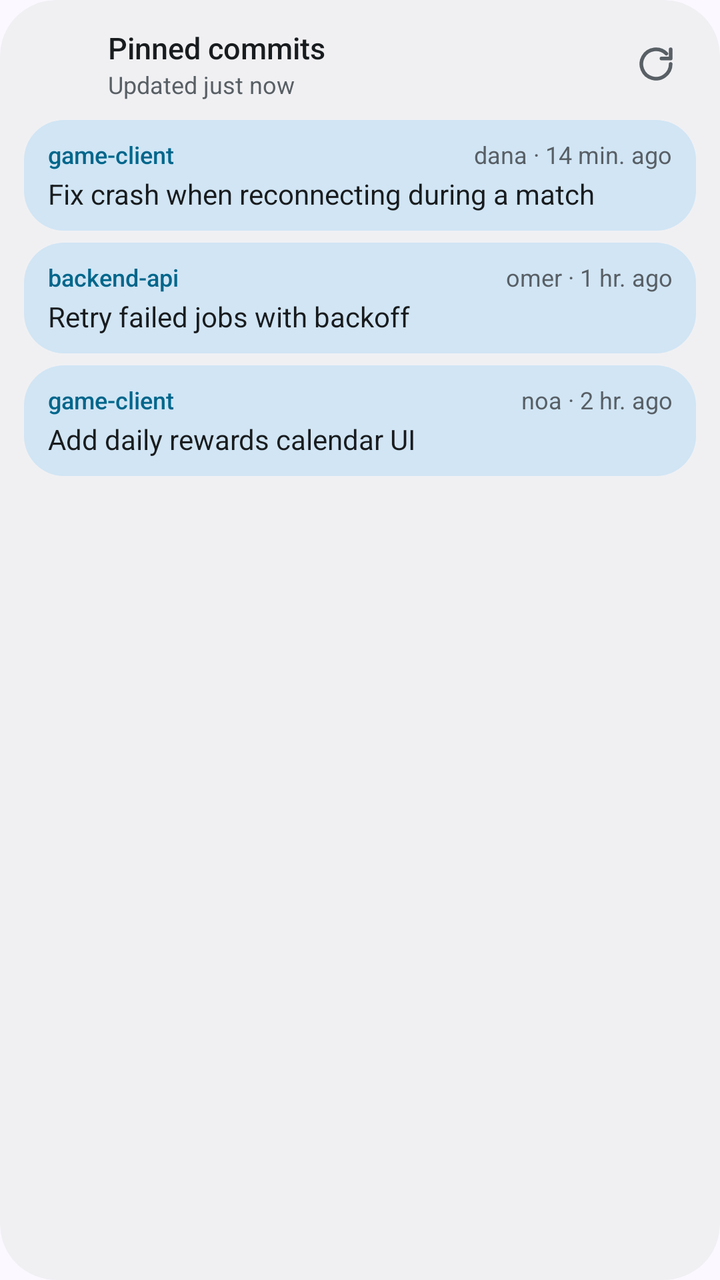
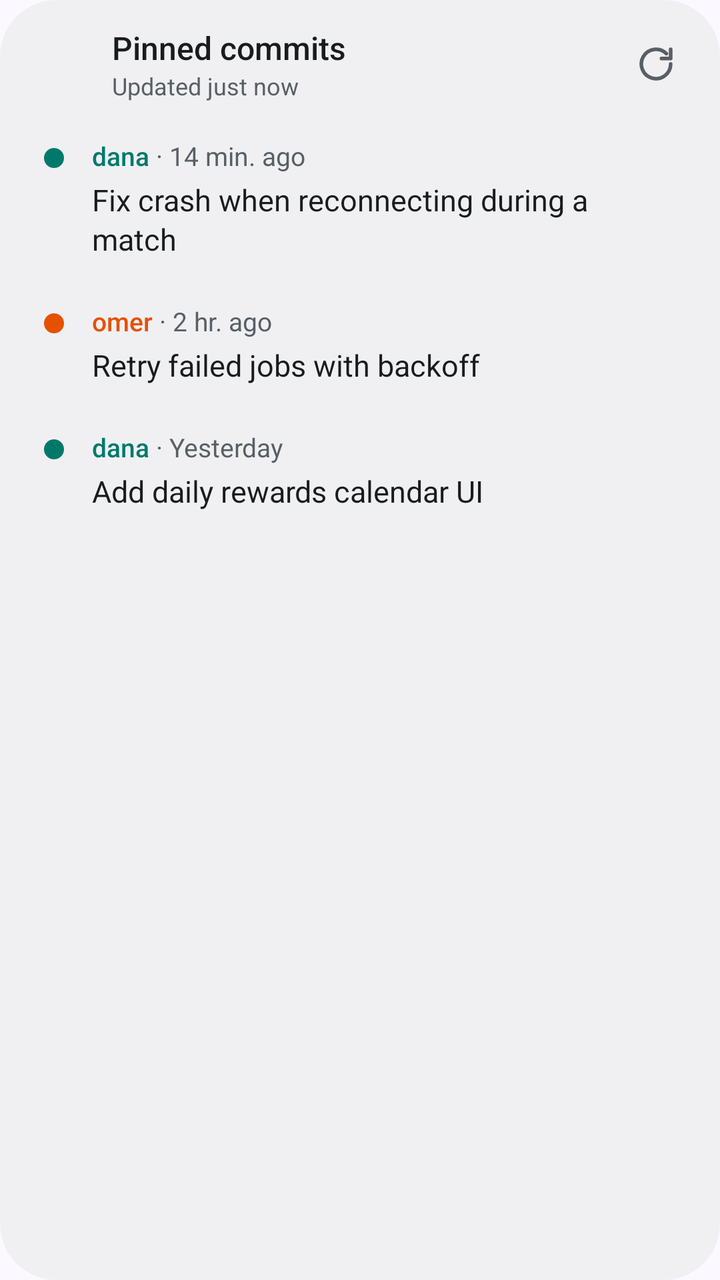

Before-and-after screenshots of an Android layout around one commit, followed by the original layout XML and the change that was made.
<!-- AndroidManifest.xml: application theme AppTheme -->
<!-- res/layout/widget_preview.xml -->
<?xml version="1.0" encoding="utf-8"?>
<LinearLayout xmlns:android="http://schemas.android.com/apk/res/android"
    android:id="@android:id/background"
    android:layout_width="match_parent"
    android:layout_height="match_parent"
    android:background="@drawable/widget_bg"
    android:clipToOutline="true"
    android:orientation="vertical"
    android:padding="12dp">

    <LinearLayout
        
        android:layout_width="match_parent"
        android:layout_height="wrap_content"
        android:gravity="center_vertical"
        android:minHeight="40dp"
        android:orientation="horizontal"
        android:paddingStart="6dp">

        <ImageView
            android:layout_width="26dp"
            android:layout_height="26dp"
            android:layout_marginEnd="10dp"
            android:importantForAccessibility="no"
            android:src="@mipmap/ic_launcher" />

        <LinearLayout
            android:layout_width="0dp"
            android:layout_height="wrap_content"
            android:layout_weight="1"
            android:orientation="vertical">

            <TextView
                android:layout_width="wrap_content"
                android:layout_height="wrap_content"
                android:fontFamily="sans-serif-medium"
                android:text="@string/widget_title"
                android:textColor="@color/widget_text"
                android:textSize="15sp" />

            <TextView
                android:text="Updated just now"
                android:layout_width="wrap_content"
                android:layout_height="wrap_content"
                android:ellipsize="end"
                android:maxLines="1"
                android:textColor="@color/widget_text_muted"
                android:textSize="12sp" />
        </LinearLayout>

        <ImageButton
            
            android:layout_width="40dp"
            android:layout_height="40dp"
            android:background="?android:attr/selectableItemBackgroundBorderless"
            android:contentDescription="@string/refresh"
            android:src="@drawable/ic_refresh" />
    </LinearLayout>

    <FrameLayout
        android:layout_width="match_parent"
        android:layout_height="0dp"
        android:layout_marginTop="8dp"
        android:layout_weight="1">

        <LinearLayout android:layout_width="match_parent" android:layout_height="wrap_content" android:orientation="vertical">
<LinearLayout
    android:layout_width="match_parent"
    android:layout_height="wrap_content"
    android:layout_marginBottom="6dp"
    android:background="@drawable/widget_row_bg"
    android:orientation="vertical"
    android:paddingHorizontal="12dp"
    android:paddingVertical="9dp">

    <LinearLayout
        android:layout_width="match_parent"
        android:layout_height="wrap_content"
        android:orientation="horizontal">

        <TextView
            android:text="game-client"
            android:layout_width="wrap_content"
            android:layout_height="wrap_content"
            android:layout_marginEnd="8dp"
            android:ellipsize="end"
            android:fontFamily="sans-serif-medium"
            android:maxLines="1"
            android:textColor="@color/widget_accent"
            android:textSize="12sp" />

        <TextView
            android:text="dana · 14 min. ago"
            android:layout_width="0dp"
            android:layout_height="wrap_content"
            android:layout_weight="1"
            android:ellipsize="end"
            android:gravity="end"
            android:maxLines="1"
            android:textColor="@color/widget_text_muted"
            android:textSize="12sp" />
    </LinearLayout>

    <TextView
        android:text="Fix crash when reconnecting during a match"
        android:layout_width="match_parent"
        android:layout_height="wrap_content"
        android:layout_marginTop="2dp"
        android:ellipsize="end"
        android:maxLines="2"
        android:textColor="@color/widget_text"
        android:textSize="14sp" />
</LinearLayout>

<LinearLayout
    android:layout_width="match_parent"
    android:layout_height="wrap_content"
    android:layout_marginBottom="6dp"
    android:background="@drawable/widget_row_bg"
    android:orientation="vertical"
    android:paddingHorizontal="12dp"
    android:paddingVertical="9dp">

    <LinearLayout
        android:layout_width="match_parent"
        android:layout_height="wrap_content"
        android:orientation="horizontal">

        <TextView
            android:text="backend-api"
            android:layout_width="wrap_content"
            android:layout_height="wrap_content"
            android:layout_marginEnd="8dp"
            android:ellipsize="end"
            android:fontFamily="sans-serif-medium"
            android:maxLines="1"
            android:textColor="@color/widget_accent"
            android:textSize="12sp" />

        <TextView
            android:text="omer · 1 hr. ago"
            android:layout_width="0dp"
            android:layout_height="wrap_content"
            android:layout_weight="1"
            android:ellipsize="end"
            android:gravity="end"
            android:maxLines="1"
            android:textColor="@color/widget_text_muted"
            android:textSize="12sp" />
    </LinearLayout>

    <TextView
        android:text="Retry failed jobs with backoff"
        android:layout_width="match_parent"
        android:layout_height="wrap_content"
        android:layout_marginTop="2dp"
        android:ellipsize="end"
        android:maxLines="2"
        android:textColor="@color/widget_text"
        android:textSize="14sp" />
</LinearLayout>

<LinearLayout
    android:layout_width="match_parent"
    android:layout_height="wrap_content"
    android:layout_marginBottom="6dp"
    android:background="@drawable/widget_row_bg"
    android:orientation="vertical"
    android:paddingHorizontal="12dp"
    android:paddingVertical="9dp">

    <LinearLayout
        android:layout_width="match_parent"
        android:layout_height="wrap_content"
        android:orientation="horizontal">

        <TextView
            android:text="game-client"
            android:layout_width="wrap_content"
            android:layout_height="wrap_content"
            android:layout_marginEnd="8dp"
            android:ellipsize="end"
            android:fontFamily="sans-serif-medium"
            android:maxLines="1"
            android:textColor="@color/widget_accent"
            android:textSize="12sp" />

        <TextView
            android:text="noa · 2 hr. ago"
            android:layout_width="0dp"
            android:layout_height="wrap_content"
            android:layout_weight="1"
            android:ellipsize="end"
            android:gravity="end"
            android:maxLines="1"
            android:textColor="@color/widget_text_muted"
            android:textSize="12sp" />
    </LinearLayout>

    <TextView
        android:text="Add daily rewards calendar UI"
        android:layout_width="match_parent"
        android:layout_height="wrap_content"
        android:layout_marginTop="2dp"
        android:ellipsize="end"
        android:maxLines="2"
        android:textColor="@color/widget_text"
        android:textSize="14sp" />
</LinearLayout>

        </LinearLayout>
    </FrameLayout>
</LinearLayout>
<!-- resources referenced by this layout -->
<resources>
  <color name="widget_accent">@android:color/system_accent1_600</color>
  <color name="widget_text">@android:color/system_neutral1_900</color>
  <color name="widget_text_muted">@android:color/system_neutral2_600</color>
  <!-- drawable ic_refresh (drawable) -->
  <vector xmlns:android="http://schemas.android.com/apk/res/android"
      android:width="22dp" android:height="22dp" android:viewportWidth="24" android:viewportHeight="24">
      <path android:pathData="M20,12a8,8 0,1 1,-2.34 -5.66M20,4v5h-5"
          android:strokeColor="@color/widget_text_muted" android:strokeWidth="2"
          android:strokeLineCap="round" android:strokeLineJoin="round" />
  </vector>
  <!-- drawable widget_bg (drawable) -->
  <?xml version="1.0" encoding="utf-8"?>
  <shape xmlns:android="http://schemas.android.com/apk/res/android">
      <solid android:color="@color/widget_bg" />
      <corners android:radius="@android:dimen/system_app_widget_background_radius" />
  </shape>
  <!-- drawable widget_row_bg (drawable) -->
  <?xml version="1.0" encoding="utf-8"?>
  <ripple xmlns:android="http://schemas.android.com/apk/res/android" android:color="?android:attr/colorControlHighlight">
      <item>
          <shape>
              <solid android:color="@color/widget_row_bg" />
              <corners android:radius="@android:dimen/system_app_widget_inner_radius" />
          </shape>
      </item>
  </ripple>
  <!-- mipmap ic_launcher (mipmap-anydpi-v26) -->
  <?xml version="1.0" encoding="utf-8"?>
  <adaptive-icon xmlns:android="http://schemas.android.com/apk/res/android">
      <background android:drawable="@drawable/ic_launcher_background" />
      <foreground android:drawable="@drawable/ic_launcher_foreground" />
      <monochrome android:drawable="@drawable/ic_launcher_monochrome" />
  </adaptive-icon>
  <string name="refresh">Refresh</string>
  <string name="widget_title">Pinned commits</string>
  <style name="AppTheme" parent="android:Theme.Material.Light.NoActionBar">
          <item name="android:windowBackground">@color/app_bg</item>
      </style>
  <color name="widget_bg">@android:color/system_neutral1_50</color>
  <color name="widget_row_bg">@android:color/system_accent2_100</color>
  <!-- drawable ic_launcher_background (drawable) -->
  <shape xmlns:android="http://schemas.android.com/apk/res/android">
      <gradient android:angle="315" android:startColor="@color/icon_bg_start" android:endColor="@color/icon_bg_end" />
  </shape>
  <!-- drawable ic_launcher_monochrome (drawable) -->
  <vector xmlns:android="http://schemas.android.com/apk/res/android"
      android:width="108dp" android:height="108dp" android:viewportWidth="108" android:viewportHeight="108">
      <group android:scaleX="0.16" android:scaleY="0.16" android:translateX="13.04" android:translateY="13.04">
          <path android:pathData="M196,96v320" android:strokeColor="#ffffff" android:strokeWidth="30" android:strokeLineCap="round" />
          <path android:pathData="M196,300c0,-70 120,-60 120,-130" android:strokeColor="#ffffff" android:strokeWidth="30" android:strokeLineCap="round" />
          <path android:pathData="M144,140a52,52 0,1 0,104 0a52,52 0,1 0,-104 0z" android:fillColor="#ffffff" />
          <path android:pathData="M144,372a52,52 0,1 0,104 0a52,52 0,1 0,-104 0z" android:fillColor="#ffffff" />
          <path android:pathData="M278,160a38,38 0,1 0,76 0a38,38 0,1 0,-76 0z" android:fillColor="#ffffff" />
      </group>
  </vector>
  <color name="app_bg">#fbf8ff</color>
  <color name="icon_bg_start">#7b6cff</color>
  <color name="icon_bg_end">#4338ca</color>
  <!-- unchanged entries left out for length: 1 -->
</resources>

<!-- the commit's change to res/layout/widget_preview.xml (unified diff, before → after) -->
@@ -6,7 +6,9 @@
     android:background="@drawable/widget_bg"
     android:clipToOutline="true"
     android:orientation="vertical"
-    android:padding="12dp">
+    android:paddingHorizontal="12dp"
+    android:paddingTop="12dp"
+    android:paddingBottom="6dp">
 
     <LinearLayout
         
@@ -15,7 +17,8 @@
         android:gravity="center_vertical"
         android:minHeight="40dp"
         android:orientation="horizontal"
-        android:paddingStart="6dp">
+        android:paddingStart="8dp"
+        android:paddingBottom="6dp">
 
         <ImageView
             android:layout_width="26dp"
@@ -31,12 +34,15 @@
             android:orientation="vertical">
 
             <TextView
-                android:layout_width="wrap_content"
-                android:layout_height="wrap_content"
+                
+                android:layout_width="wrap_content"
+                android:layout_height="wrap_content"
+                android:ellipsize="end"
+                android:maxLines="1"
                 android:fontFamily="sans-serif-medium"
                 android:text="@string/widget_title"
                 android:textColor="@color/widget_text"
-                android:textSize="15sp" />
+                android:textSize="16sp" />
 
             <TextView
                 android:text="Updated just now"
@@ -60,152 +66,226 @@
     <FrameLayout
         android:layout_width="match_parent"
         android:layout_height="0dp"
-        android:layout_marginTop="8dp"
         android:layout_weight="1">
 
         <LinearLayout android:layout_width="match_parent" android:layout_height="wrap_content" android:orientation="vertical">
 <LinearLayout
     android:layout_width="match_parent"
     android:layout_height="wrap_content"
-    android:layout_marginBottom="6dp"
     android:background="@drawable/widget_row_bg"
-    android:orientation="vertical"
-    android:paddingHorizontal="12dp"
-    android:paddingVertical="9dp">
-
-    <LinearLayout
-        android:layout_width="match_parent"
-        android:layout_height="wrap_content"
-        android:orientation="horizontal">
+    android:orientation="horizontal"
+    android:paddingHorizontal="10dp"
+    android:paddingVertical="11dp">
+
+    <ImageView
+        android:tint="#00796B"
+        android:layout_width="10dp"
+        android:layout_height="10dp"
+        android:layout_marginTop="5dp"
+        android:layout_marginEnd="14dp"
+        android:importantForAccessibility="no"
+        android:src="@drawable/author_dot" />
+
+    <LinearLayout
+        android:layout_width="0dp"
+        android:layout_height="wrap_content"
+        android:layout_weight="1"
+        android:orientation="vertical">
+
+        <LinearLayout
+            android:layout_width="match_parent"
+            android:layout_height="wrap_content"
+            android:baselineAligned="true"
+            android:orientation="horizontal">
+
+            <TextView
+                android:text="dana"
+                android:textColor="#00796B"
+                android:layout_width="wrap_content"
+                android:layout_height="wrap_content"
+                android:ellipsize="end"
+                android:fontFamily="sans-serif-medium"
+                android:maxLines="1"
+                android:textSize="13sp" />
+
+            <TextView
+                android:text=" · 14 min. ago"
+                android:layout_width="wrap_content"
+                android:layout_height="wrap_content"
+                android:maxLines="1"
+                android:textColor="@color/widget_text_muted"
+                android:textSize="13sp" />
+
+            <TextView
+                android:text=""
+                android:layout_width="0dp"
+                android:layout_height="wrap_content"
+                android:layout_marginStart="10dp"
+                android:layout_weight="1"
+                android:ellipsize="end"
+                android:gravity="end"
+                android:maxLines="1"
+                android:textColor="@color/widget_text_muted"
+                android:textSize="12sp" />
+        </LinearLayout>
 
         <TextView
-            android:text="game-client"
-            android:layout_width="wrap_content"
-            android:layout_height="wrap_content"
-            android:layout_marginEnd="8dp"
+            android:text="Fix crash when reconnecting during a match"
+            android:layout_width="match_parent"
+            android:layout_height="wrap_content"
+            android:layout_marginTop="3dp"
             android:ellipsize="end"
-            android:fontFamily="sans-serif-medium"
-            android:maxLines="1"
-            android:textColor="@color/widget_accent"
-            android:textSize="12sp" />
+            android:lineSpacingExtra="2dp"
+            android:maxLines="2"
+            android:textColor="@color/widget_text"
+            android:textSize="15sp" />
+    </LinearLayout>
+</LinearLayout>
+
+<LinearLayout
+    android:layout_width="match_parent"
+    android:layout_height="wrap_content"
+    android:background="@drawable/widget_row_bg"
+    android:orientation="horizontal"
+    android:paddingHorizontal="10dp"
+    android:paddingVertical="11dp">
+
+    <ImageView
+        android:tint="#E65100"
+        android:layout_width="10dp"
+        android:layout_height="10dp"
+        android:layout_marginTop="5dp"
+        android:layout_marginEnd="14dp"
+        android:importantForAccessibility="no"
+        android:src="@drawable/author_dot" />
+
+    <LinearLayout
+        android:layout_width="0dp"
+        android:layout_height="wrap_content"
+        android:layout_weight="1"
+        android:orientation="vertical">
+
+        <LinearLayout
+            android:layout_width="match_parent"
+            android:layout_height="wrap_content"
+            android:baselineAligned="true"
+            android:orientation="horizontal">
+
+            <TextView
+                android:text="omer"
+                android:textColor="#E65100"
+                android:layout_width="wrap_content"
+                android:layout_height="wrap_content"
+                android:ellipsize="end"
+                android:fontFamily="sans-serif-medium"
+                android:maxLines="1"
+                android:textSize="13sp" />
+
+            <TextView
+                android:text=" · 2 hr. ago"
+                android:layout_width="wrap_content"
+                android:layout_height="wrap_content"
+                android:maxLines="1"
+                android:textColor="@color/widget_text_muted"
+                android:textSize="13sp" />
+
+            <TextView
+                android:text=""
+                android:layout_width="0dp"
+                android:layout_height="wrap_content"
+                android:layout_marginStart="10dp"
+                android:layout_weight="1"
+                android:ellipsize="end"
+                android:gravity="end"
+                android:maxLines="1"
+                android:textColor="@color/widget_text_muted"
+                android:textSize="12sp" />
+        </LinearLayout>
 
         <TextView
-            android:text="dana · 14 min. ago"
-            android:layout_width="0dp"
-            android:layout_height="wrap_content"
-            android:layout_weight="1"
+            android:text="Retry failed jobs with backoff"
+            android:layout_width="match_parent"
+            android:layout_height="wrap_content"
+            android:layout_marginTop="3dp"
             android:ellipsize="end"
-            android:gravity="end"
-            android:maxLines="1"
-            android:textColor="@color/widget_text_muted"
-            android:textSize="12sp" />
-    </LinearLayout>
-
-    <TextView
-        android:text="Fix crash when reconnecting during a match"
-        android:layout_width="match_parent"
-        android:layout_height="wrap_content"
-        android:layout_marginTop="2dp"
-        android:ellipsize="end"
-        android:maxLines="2"
-        android:textColor="@color/widget_text"
-        android:textSize="14sp" />
+            android:lineSpacingExtra="2dp"
+            android:maxLines="2"
+            android:textColor="@color/widget_text"
+            android:textSize="15sp" />
+    </LinearLayout>
 </LinearLayout>
 
 <LinearLayout
     android:layout_width="match_parent"
     android:layout_height="wrap_content"
-    android:layout_marginBottom="6dp"
     android:background="@drawable/widget_row_bg"
-    android:orientation="vertical"
-    android:paddingHorizontal="12dp"
-    android:paddingVertical="9dp">
-
-    <LinearLayout
-        android:layout_width="match_parent"
-        android:layout_height="wrap_content"
-        android:orientation="horizontal">
+    android:orientation="horizontal"
+    android:paddingHorizontal="10dp"
+    android:paddingVertical="11dp">
+
+    <ImageView
+        android:tint="#00796B"
+        android:layout_width="10dp"
+        android:layout_height="10dp"
+        android:layout_marginTop="5dp"
+        android:layout_marginEnd="14dp"
+        android:importantForAccessibility="no"
+        android:src="@drawable/author_dot" />
+
+    <LinearLayout
+        android:layout_width="0dp"
+        android:layout_height="wrap_content"
+        android:layout_weight="1"
+        android:orientation="vertical">
+
+        <LinearLayout
+            android:layout_width="match_parent"
+            android:layout_height="wrap_content"
+            android:baselineAligned="true"
+            android:orientation="horizontal">
+
+            <TextView
+                android:text="dana"
+                android:textColor="#00796B"
+                android:layout_width="wrap_content"
+                android:layout_height="wrap_content"
+                android:ellipsize="end"
+                android:fontFamily="sans-serif-medium"
+                android:maxLines="1"
+                android:textSize="13sp" />
+
+            <TextView
+                android:text=" · Yesterday"
+                android:layout_width="wrap_content"
+                android:layout_height="wrap_content"
+                android:maxLines="1"
+                android:textColor="@color/widget_text_muted"
+                android:textSize="13sp" />
+
+            <TextView
+                android:text=""
+                android:layout_width="0dp"
+                android:layout_height="wrap_content"
+                android:layout_marginStart="10dp"
+                android:layout_weight="1"
+                android:ellipsize="end"
+                android:gravity="end"
+                android:maxLines="1"
+                android:textColor="@color/widget_text_muted"
+                android:textSize="12sp" />
+        </LinearLayout>
 
         <TextView
-            android:text="backend-api"
-            android:layout_width="wrap_content"
-            android:layout_height="wrap_content"
-            android:layout_marginEnd="8dp"
+            android:text="Add daily rewards calendar UI"
+            android:layout_width="match_parent"
+            android:layout_height="wrap_content"
+            android:layout_marginTop="3dp"
             android:ellipsize="end"
-            android:fontFamily="sans-serif-medium"
-            android:maxLines="1"
-            android:textColor="@color/widget_accent"
-            android:textSize="12sp" />
-
-        <TextView
-            android:text="omer · 1 hr. ago"
-            android:layout_width="0dp"
-            android:layout_height="wrap_content"
-            android:layout_weight="1"
-            android:ellipsize="end"
-            android:gravity="end"
-            android:maxLines="1"
-            android:textColor="@color/widget_text_muted"
-            android:textSize="12sp" />
-    </LinearLayout>
-
-    <TextView
-        android:text="Retry failed jobs with backoff"
-        android:layout_width="match_parent"
-        android:layout_height="wrap_content"
-        android:layout_marginTop="2dp"
-        android:ellipsize="end"
-        android:maxLines="2"
-        android:textColor="@color/widget_text"
-        android:textSize="14sp" />
-</LinearLayout>
-
-<LinearLayout
-    android:layout_width="match_parent"
-    android:layout_height="wrap_content"
-    android:layout_marginBottom="6dp"
-    android:background="@drawable/widget_row_bg"
-    android:orientation="vertical"
-    android:paddingHorizontal="12dp"
-    android:paddingVertical="9dp">
-
-    <LinearLayout
-        android:layout_width="match_parent"
-        android:layout_height="wrap_content"
-        android:orientation="horizontal">
-
-        <TextView
-            android:text="game-client"
-            android:layout_width="wrap_content"
-            android:layout_height="wrap_content"
-            android:layout_marginEnd="8dp"
-            android:ellipsize="end"
-            android:fontFamily="sans-serif-medium"
-            android:maxLines="1"
-            android:textColor="@color/widget_accent"
-            android:textSize="12sp" />
-
-        <TextView
-            android:text="noa · 2 hr. ago"
-            android:layout_width="0dp"
-            android:layout_height="wrap_content"
-            android:layout_weight="1"
-            android:ellipsize="end"
-            android:gravity="end"
-            android:maxLines="1"
-            android:textColor="@color/widget_text_muted"
-            android:textSize="12sp" />
-    </LinearLayout>
-
-    <TextView
-        android:text="Add daily rewards calendar UI"
-        android:layout_width="match_parent"
-        android:layout_height="wrap_content"
-        android:layout_marginTop="2dp"
-        android:ellipsize="end"
-        android:maxLines="2"
-        android:textColor="@color/widget_text"
-        android:textSize="14sp" />
+            android:lineSpacingExtra="2dp"
+            android:maxLines="2"
+            android:textColor="@color/widget_text"
+            android:textSize="15sp" />
+    </LinearLayout>
 </LinearLayout>
 
         </LinearLayout>
<!-- resource entries referenced after the edit -->
@@ -1,8 +1,13 @@
 <!-- resources referenced by this layout -->
 <resources>
-  <color name="widget_accent">@android:color/system_accent1_600</color>
   <color name="widget_text">@android:color/system_neutral1_900</color>
   <color name="widget_text_muted">@android:color/system_neutral2_600</color>
+  <!-- drawable author_dot (drawable) -->
+  <?xml version="1.0" encoding="utf-8"?>
+  <shape xmlns:android="http://schemas.android.com/apk/res/android" android:shape="oval">
+      <solid android:color="#ffffff" />
+      <size android:width="10dp" android:height="10dp" />
+  </shape>
   <!-- drawable ic_refresh (drawable) -->
   <vector xmlns:android="http://schemas.android.com/apk/res/android"
       android:width="22dp" android:height="22dp" android:viewportWidth="24" android:viewportHeight="24">
@@ -18,10 +23,10 @@
   </shape>
   <!-- drawable widget_row_bg (drawable) -->
   <?xml version="1.0" encoding="utf-8"?>
-  <ripple xmlns:android="http://schemas.android.com/apk/res/android" android:color="?android:attr/colorControlHighlight">
-      <item>
+  <ripple xmlns:android="http://schemas.android.com/apk/res/android" android:color="#26888888">
+      <item android:id="@android:id/mask">
           <shape>
-              <solid android:color="@color/widget_row_bg" />
+              <solid android:color="#ffffff" />
               <corners android:radius="@android:dimen/system_app_widget_inner_radius" />
           </shape>
       </item>
@@ -39,7 +44,6 @@
           <item name="android:windowBackground">@color/app_bg</item>
       </style>
   <color name="widget_bg">@android:color/system_neutral1_50</color>
-  <color name="widget_row_bg">@android:color/system_accent2_100</color>
   <!-- drawable ic_launcher_background (drawable) -->
   <shape xmlns:android="http://schemas.android.com/apk/res/android">
       <gradient android:angle="315" android:startColor="@color/icon_bg_start" android:endColor="@color/icon_bg_end" />
